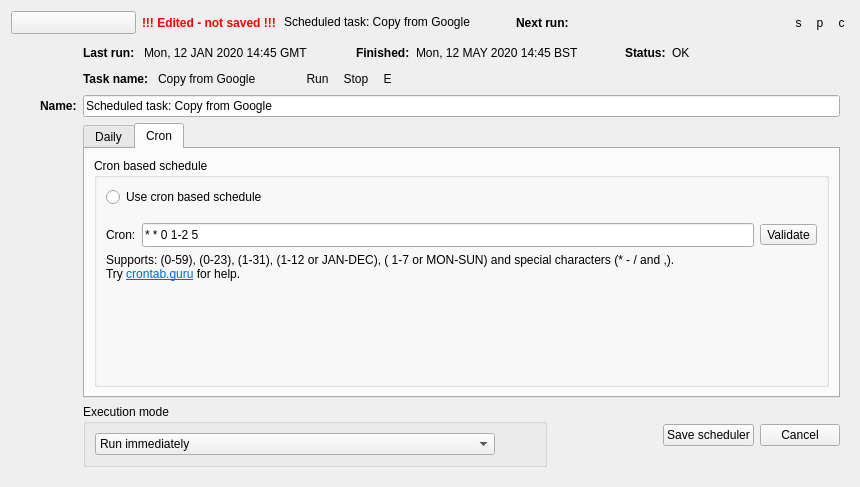
Vman45/RcloneBrowser, file src/scheduler_widget.ui: the form before one commit.
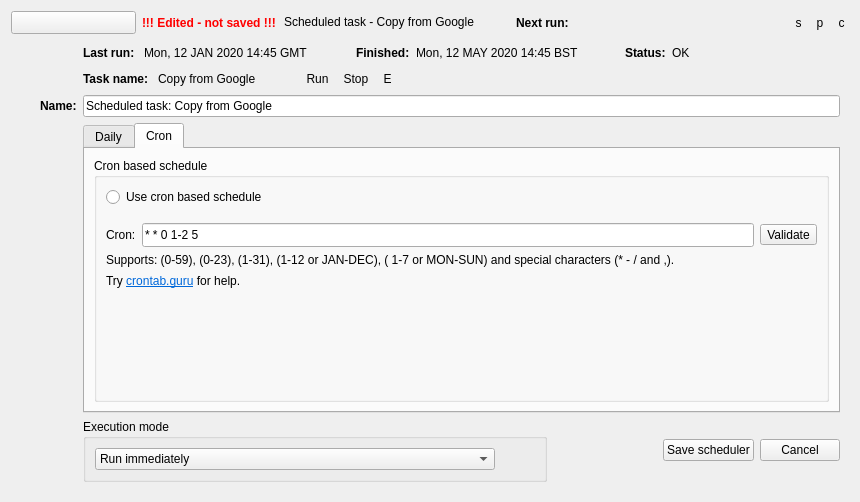
The form after the commit. The open tabs and pages were chosen to show the change. Custom widgets are drawn as their Qt base class.

```diff
--- a/src/scheduler_widget.ui
+++ b/src/scheduler_widget.ui
@@ -7,7 +7,7 @@
     <x>0</x>
     <y>0</y>
     <width>860</width>
-    <height>487</height>
+    <height>502</height>
    </rect>
   </property>
   <property name="windowTitle">
@@ -79,7 +79,7 @@
          <string notr="true">* { background-color: rgba(0, 0, 0, 0); }</string>
         </property>
         <property name="text">
-         <string>Scheduled task: Copy from Google</string>
+         <string>Scheduled task - Copy from Google</string>
         </property>
         <property name="frame">
          <bool>false</bool>
@@ -511,7 +511,7 @@
              <item>
               <widget class="QLabel" name="cronExplanation">
                <property name="text">
-                <string>&lt;html&gt;&lt;head/&gt;&lt;body&gt;&lt;p&gt;Supports: (0-59), (0-23), (1-31), (1-12 or JAN-DEC), ( 1-7 or MON-SUN) and special characters (* - / and ,).&lt;br/&gt;Try &lt;a href=&quot;https://crontab.guru/&quot;&gt;&lt;span style=&quot; text-decoration: underline; color:#0068da;&quot;&gt;crontab.guru&lt;/span&gt;&lt;/a&gt; for help. &lt;/p&gt;&lt;/body&gt;&lt;/html&gt;</string>
+                <string>&lt;html&gt;&lt;head/&gt;&lt;body&gt;&lt;p style=&quot;line-height:1.5&quot;&gt;Supports: (0-59), (0-23), (1-31), (1-12 or JAN-DEC), ( 1-7 or MON-SUN) and special characters (* - / and ,).&lt;br/&gt;Try &lt;a href=&quot;https://crontab.guru/&quot;&gt;&lt;span style=&quot; text-decoration: underline; color:#0068da;&quot;&gt;crontab.guru&lt;/span&gt;&lt;/a&gt; for help. &lt;/p&gt;&lt;/body&gt;&lt;/html&gt;</string>
                </property>
                <property name="indent">
                 <number>-1</number>
```
